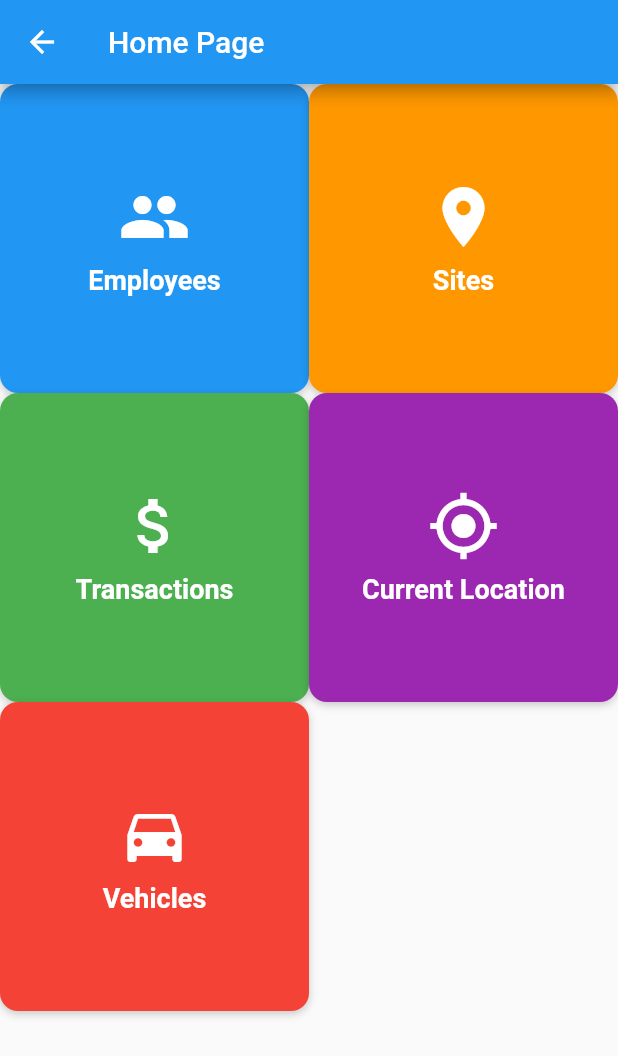
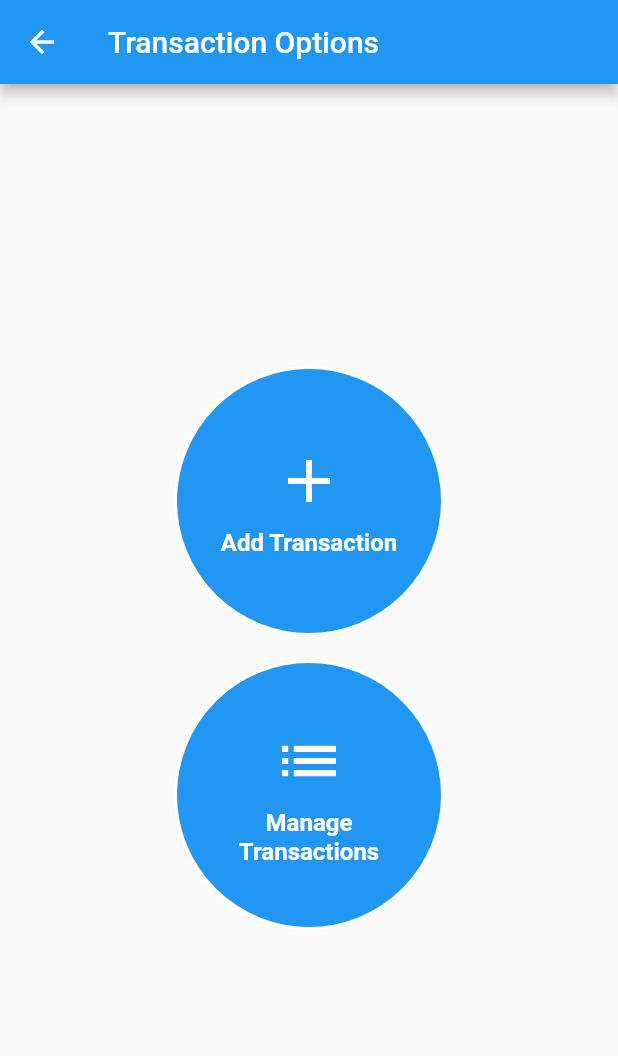
Before and after one commit to piratlasaikiran/bifrost_ui, a Flutter app: the HomePage screen opened directly, after a tap on "Transactions", on a phone screen of 412 x 824 dp. Shown: the top 1056 px of the screen. Run offline on Flutter 3.47's test engine with Material 2 defaults, Android fonts, the phone set to English and light mode, and no system bars; our stand-ins replace flutter_typeahead, image_picker, multi_select_flutter.

Commit message:
Transaction creation dialog working (save function pending a bit)

```diff
--- a/lib/Sites/site_list_page.dart
+++ b/lib/Sites/site_list_page.dart
@@ -44,11 +44,17 @@ class SiteTile extends StatelessWidget {
             const PopupMenuItem(
               value: 'view_edit',
               child: Text('View & Edit'),
+            ),
+            const PopupMenuItem(
+              value: 'add_attendance',
+              child: Text('Enter Attendance'),
             )
           ];
         },
         onSelected: (value) {
           if (value == 'view_edit') {
+            // Perform action for View & Edit
+          }else if (value == 'add_attendance') {
             // Perform action for View & Edit
           }
         },
--- /dev/null
+++ b/lib/Transactions/transactions_options_page.dart
@@ -0,0 +1,89 @@
+import 'package:flutter/material.dart';
+
+import 'add_transaction_dialog.dart';
+
+class TransactionsOptionsPage extends StatelessWidget {
+  const TransactionsOptionsPage({super.key});
+
+  @override
+  Widget build(BuildContext context) {
+    return Scaffold(
+      appBar: AppBar(
+        title: const Text('Transaction Options'),
+      ),
+      body: Center(
+        child: Column(
+          mainAxisAlignment: MainAxisAlignment.center,
+          children: [
+            _buildCircularButton(
+              icon: Icons.add,
+              label: 'Add Transaction',
+              onTap: () {
+                showDialog(
+                  context: context,
+                  builder: (BuildContext context) {
+                    return const AddTransactionDialog();
+                  },
+                );
+              },
+              color: Colors.blue,
+              borderColor: Colors.white,
+            ),
+            const SizedBox(height: 16.0),
+            _buildCircularButton(
+              icon: Icons.list,
+              label: 'Manage \nTransactions',
+              onTap: () {
+                // perform action when pending balance is clicked
+              },
+              color: Colors.blue,
+              borderColor: Colors.white,
+            ),
+            const SizedBox(height: 16.0),
+          ],
+        ),
+      ),
+    );
+  }
+
+  Widget _buildCircularButton({
+    required IconData icon,
+    required String label,
+    required VoidCallback onTap,
+    required Color color,
+    required Color borderColor,
+  }) {
+    return GestureDetector(
+      onTap: onTap,
+      child: Container(
+        width: 180.0,
+        height: 180.0,
+        decoration: BoxDecoration(
+          shape: BoxShape.circle,
+          color: color,
+          border: Border.all(color: borderColor, width: 2.0),
+        ),
+        child: Column(
+          mainAxisAlignment: MainAxisAlignment.center,
+          children: [
+            Icon(
+              icon,
+              size: 48.0,
+              color: Colors.white,
+            ),
+            const SizedBox(height: 8.0),
+            Text(
+              label,
+              textAlign: TextAlign.center,
+              style: const TextStyle(
+                fontSize: 16.0,
+                color: Colors.white,
+                fontWeight: FontWeight.bold,
+              ),
+            ),
+          ],
+        ),
+      ),
+    );
+  }
+}
--- a/lib/home_page.dart
+++ b/lib/home_page.dart
@@ -4,6 +4,7 @@ import 'package:flutter/material.dart';
 import 'Assets/asset_options_page.dart';
 import 'Employees/employee_options_page.dart';
 import 'Sites/site_options_page.dart';
+import 'Transactions/transactions_options_page.dart';
 
 class HomePage extends StatelessWidget {
   const HomePage({super.key});
@@ -44,7 +45,10 @@ class HomePage extends StatelessWidget {
             color: Colors.green,
             icon: Icons.attach_money,
             onTap: () {
-              // Action to perform when 'Transactions' button is clicked
+              Navigator.push(
+                context,
+                MaterialPageRoute(builder: (context) => const TransactionsOptionsPage()),
+              );
             },
           ),
           ButtonTile(
```
Also changed, not shown: lib/BankAccounts/bank_account_actions.dart (added, +14 -0 lines), lib/Employees/Driver/driver_actions.dart (+9 -0 lines), lib/Employees/Vendors/vendor_actions.dart (+9 -0 lines), lib/Sites/add_site_dialog.dart (+2 -5 lines), lib/Transactions/add_transaction_dialog.dart (added, +498 -0 lines), lib/Transactions/transaction_actions.dart (added, +42 -0 lines).
